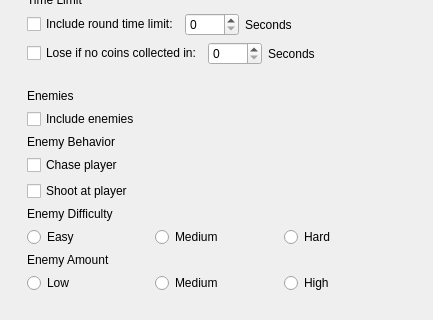
Painless-VR-Capstone/Qt-ClientApp, file task_objectiveflyaround.ui: the form before one commit; both pictures show x 0 to 433 and y 284 to 604 of the 433 by 604 pixel window.
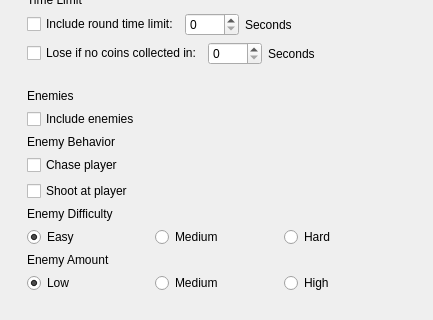
The form after the commit.

The edit to the form file:
```diff
--- a/task_objectiveflyaround.ui
+++ b/task_objectiveflyaround.ui
@@ -164,6 +164,9 @@
               <property name="text">
                <string>Easy</string>
               </property>
+              <property name="checked">
+               <bool>true</bool>
+              </property>
              </widget>
             </item>
             <item row="1" column="2">
@@ -196,6 +199,9 @@
               <property name="text">
                <string>Low</string>
               </property>
+              <property name="checked">
+               <bool>true</bool>
+              </property>
              </widget>
             </item>
             <item row="1" column="2">
```
